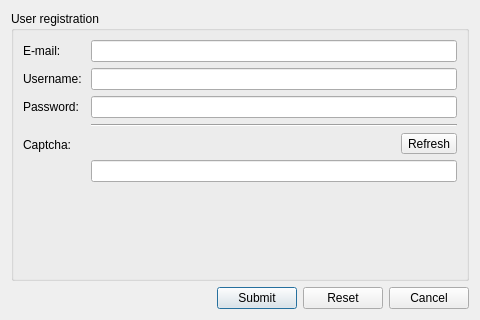
Before: the Qt Designer form src/ui/xmpp/gkxmppregistrationdialog.ui in GekkoFyre/small-world-deluxe, drawn with Qt 5.
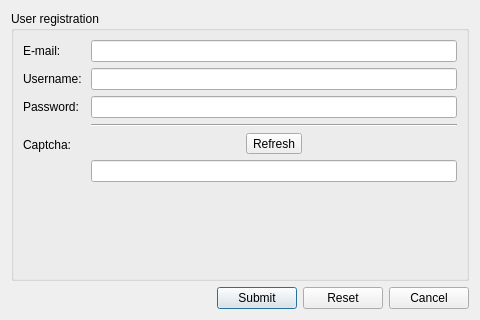
After: the same form once the commit is applied.

```diff
--- a/src/ui/xmpp/gkxmppregistrationdialog.ui
+++ b/src/ui/xmpp/gkxmppregistrationdialog.ui
@@ -172,11 +172,7 @@
                        <number>0</number>
                       </property>
                       <item>
-                       <widget class="QLabel" name="label_xmpp_captcha_pixmap">
-                        <property name="text">
-                         <string>&lt;captcha&gt;</string>
-                        </property>
-                       </widget>
+                       <layout class="QFormLayout" name="formLayout_recv_captcha"/>
                       </item>
                       <item>
                        <widget class="QToolButton" name="toolButton_xmpp_captcha_refresh">
```
